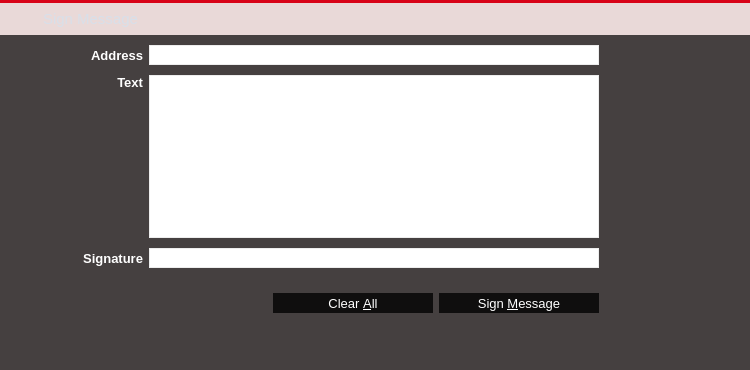
Before: the Qt Designer form src/qt/forms/signmessagepage.ui in AMA-CSharp-Code/Blazecoin_Wallet_Core_V1.5, drawn with Qt 5.
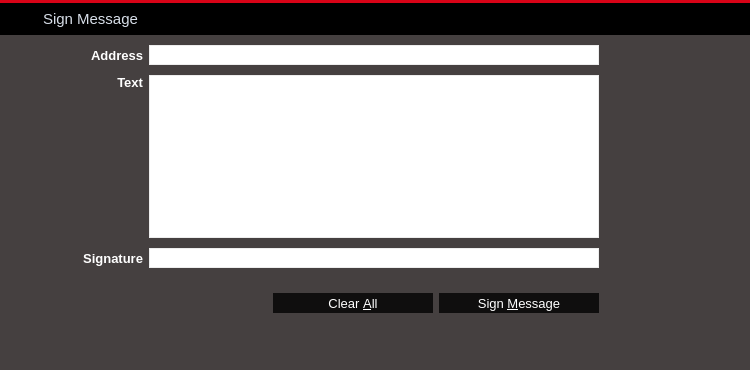
After: the same form once the commit is applied. Icons and pictures are not drawn. Custom widgets are drawn as their Qt base class.

```diff
--- a/src/qt/forms/signmessagepage.ui
+++ b/src/qt/forms/signmessagepage.ui
@@ -201,6 +201,11 @@
        <height>32</height>
       </size>
      </property>
+     <property name="styleSheet">
+      <string notr="true">#wHeader {
+	background-color: black;
+}</string>
+     </property>
      <property name="is_header" stdset="0">
       <bool>true</bool>
      </property>
```
